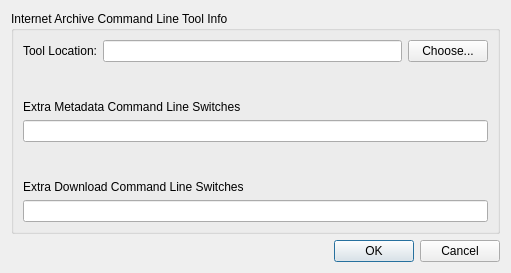
First picture: the form in src/ConfigDialog.ui, repository mwales/Internet_Archive_Download_Manager, before the edit.
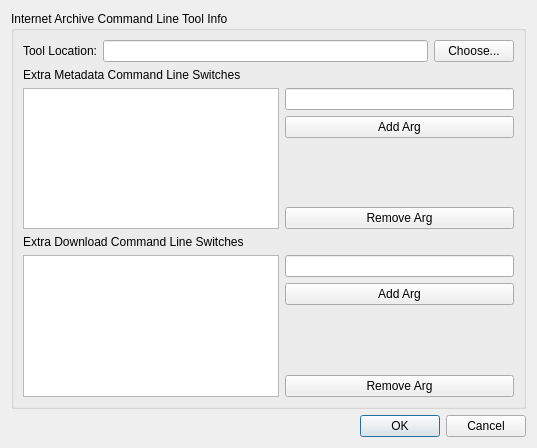
Second picture: the form after the edit.

What changed in the file:
```diff
--- a/src/ConfigDialog.ui
+++ b/src/ConfigDialog.ui
@@ -6,8 +6,8 @@
    <rect>
     <x>0</x>
     <y>0</y>
-    <width>511</width>
-    <height>273</height>
+    <width>537</width>
+    <height>448</height>
    </rect>
   </property>
   <property name="windowTitle">
@@ -19,7 +19,7 @@
      <property name="title">
       <string>Internet Archive Command Line Tool Info</string>
      </property>
-     <layout class="QVBoxLayout" name="verticalLayout_2">
+     <layout class="QVBoxLayout" name="verticalLayout_4">
       <item>
        <layout class="QHBoxLayout" name="horizontalLayout">
         <item>
@@ -42,8 +42,6 @@
        </layout>
       </item>
       <item>
-       <layout class="QVBoxLayout" name="verticalLayout">
-        <item>
          <spacer name="verticalSpacer_2">
           <property name="orientation">
            <enum>Qt::Vertical</enum>
@@ -51,7 +49,7 @@
           <property name="sizeHint" stdset="0">
            <size>
             <width>20</width>
-            <height>40</height>
+          <height>0</height>
            </size>
           </property>
          </spacer>
@@ -64,7 +62,45 @@
          </widget>
         </item>
         <item>
-         <widget class="QLineEdit" name="theMetadataSwitchesEdit"/>
+       <layout class="QHBoxLayout" name="horizontalLayout_3">
+        <item>
+         <widget class="QListWidget" name="theMetadataSwitchesEdit"/>
+        </item>
+        <item>
+         <layout class="QVBoxLayout" name="verticalLayout_2">
+          <item>
+           <widget class="QLineEdit" name="theMdArgLineEdit"/>
+          </item>
+          <item>
+           <widget class="QPushButton" name="theMdAddArgButton">
+            <property name="text">
+             <string>Add Arg</string>
+            </property>
+           </widget>
+          </item>
+          <item>
+           <spacer name="verticalSpacer_4">
+            <property name="orientation">
+             <enum>Qt::Vertical</enum>
+            </property>
+            <property name="sizeHint" stdset="0">
+             <size>
+              <width>20</width>
+              <height>40</height>
+             </size>
+            </property>
+           </spacer>
+          </item>
+          <item>
+           <widget class="QPushButton" name="theMdRemoveArgButton">
+            <property name="text">
+             <string>Remove Arg</string>
+            </property>
+           </widget>
+          </item>
+         </layout>
+        </item>
+       </layout>
         </item>
         <item>
          <spacer name="verticalSpacer">
@@ -74,7 +110,7 @@
           <property name="sizeHint" stdset="0">
            <size>
             <width>20</width>
-            <height>40</height>
+          <height>0</height>
            </size>
           </property>
          </spacer>
@@ -87,11 +123,43 @@
          </widget>
         </item>
         <item>
-         <widget class="QLineEdit" name="theDownloadSwitchesEdit">
+       <layout class="QHBoxLayout" name="horizontalLayout_2">
+        <item>
+         <widget class="QListWidget" name="theDownloadSwitchesEdit"/>
+        </item>
+        <item>
+         <layout class="QVBoxLayout" name="verticalLayout">
+          <item>
+           <widget class="QLineEdit" name="theDlArgLineEdit"/>
+          </item>
+          <item>
+           <widget class="QPushButton" name="theDlAddArgButton">
           <property name="text">
-           <string/>
-          </property>
-         </widget>
+             <string>Add Arg</string>
+            </property>
+           </widget>
+          </item>
+          <item>
+           <spacer name="verticalSpacer_3">
+            <property name="orientation">
+             <enum>Qt::Vertical</enum>
+            </property>
+            <property name="sizeHint" stdset="0">
+             <size>
+              <width>20</width>
+              <height>40</height>
+             </size>
+            </property>
+           </spacer>
+          </item>
+          <item>
+           <widget class="QPushButton" name="theDlRemoveArgButton">
+            <property name="text">
+             <string>Remove Arg</string>
+            </property>
+           </widget>
+          </item>
+         </layout>
         </item>
        </layout>
       </item>
```
Left out of the diff: 34 changed lines with no effect on the pictures. Lines whose indentation alone changed are shown as unchanged.
